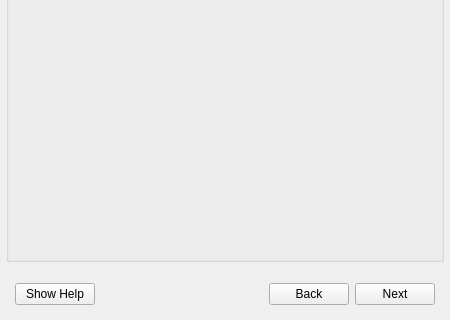
Old version of the form geosys/ui/templates/geosys_dockwidget_base.ui in the repository earthdaily/qgis-plugin; both pictures show x 0 to 450 and y 337 to 657 of the 450 by 657 pixel window.
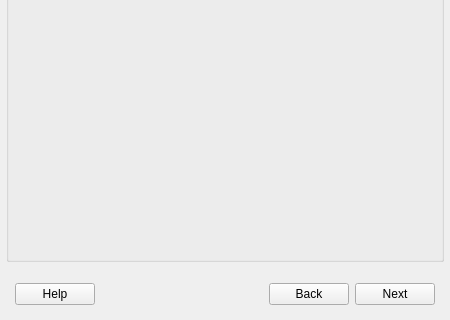
New version of the form.

Commit message: add geosys dock and options help

Patch:
```diff
--- a/geosys/ui/templates/geosys_dockwidget_base.ui
+++ b/geosys/ui/templates/geosys_dockwidget_base.ui
@@ -428,7 +428,7 @@
         <item>
          <widget class="QPushButton" name="help_push_button">
           <property name="text">
-           <string>Show Help</string>
+           <string>Help</string>
           </property>
           <property name="autoDefault">
            <bool>false</bool>
```
The commit also changes 56 other files.
